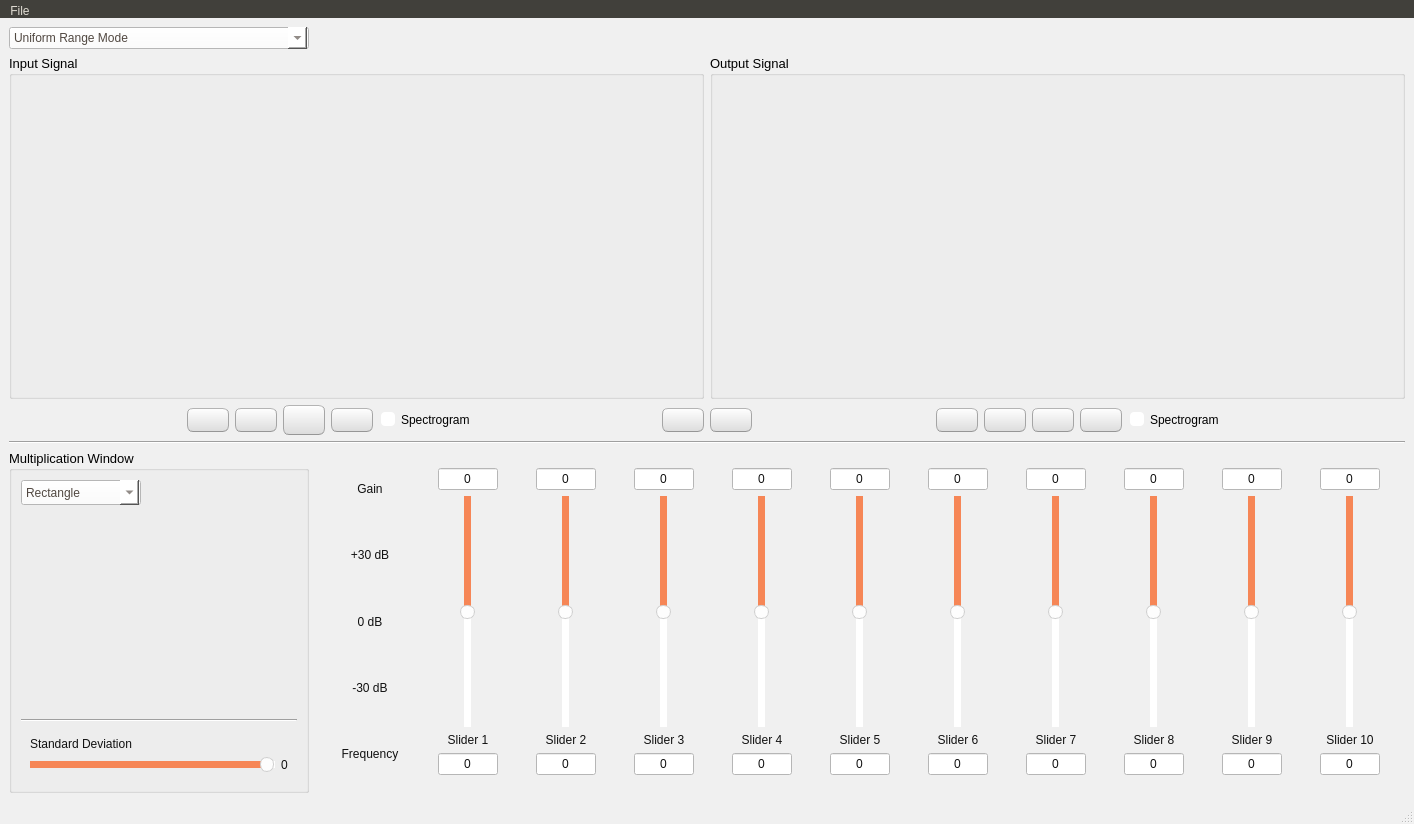
Qt form gui.ui (Arsany07/DSP-Task3) before a commit.
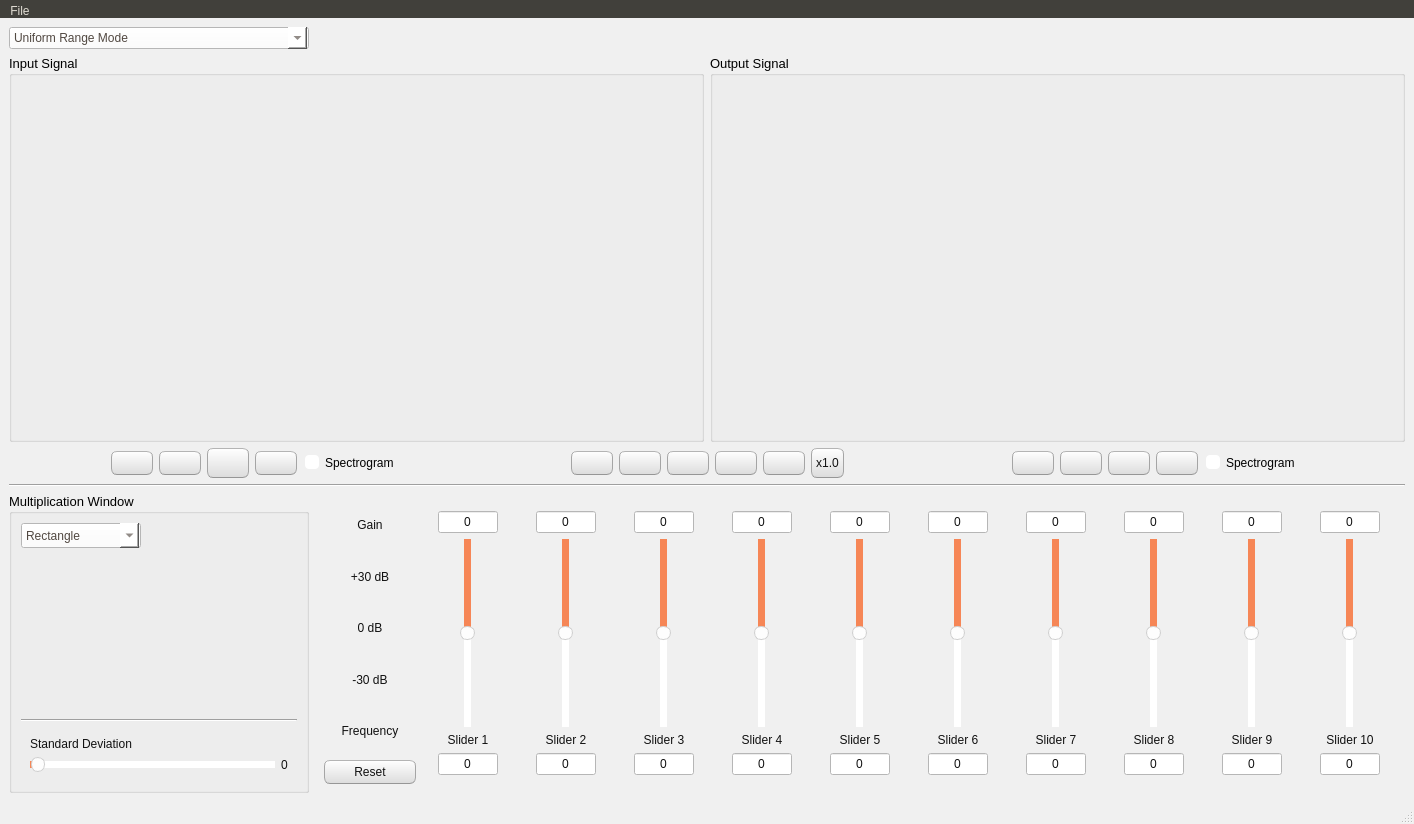
The same form after that commit. Icons and pictures are not drawn. Custom widgets are drawn as their Qt base class.

```diff
--- a/gui.ui
+++ b/gui.ui
@@ -683,6 +683,53 @@
           </property>
          </widget>
         </item>
+        <item>
+         <widget class="QPushButton" name="btn_play_linked">
+          <property name="text">
+           <string/>
+          </property>
+          <property name="icon">
+           <iconset>
+            <normaloff>icons/play.png</normaloff>
+            <normalon>icons/pause.png</normalon>icons/play.png</iconset>
+          </property>
+         </widget>
+        </item>
+        <item>
+         <widget class="QPushButton" name="btn_pan_left_linked">
+          <property name="text">
+           <string/>
+          </property>
+          <property name="icon">
+           <iconset>
+            <normaloff>icons/left_arrow.png</normaloff>icons/left_arrow.png</iconset>
+          </property>
+         </widget>
+        </item>
+        <item>
+         <widget class="QPushButton" name="btn_pan_right_linked">
+          <property name="text">
+           <string/>
+          </property>
+          <property name="icon">
+           <iconset>
+            <normaloff>icons/right_arrow.png</normaloff>icons/right_arrow.png</iconset>
+          </property>
+         </widget>
+        </item>
+        <item>
+         <widget class="QPushButton" name="btn_speed">
+          <property name="minimumSize">
+           <size>
+            <width>30</width>
+            <height>30</height>
+           </size>
+          </property>
+          <property name="text">
+           <string>x1.0</string>
+          </property>
+         </widget>
+        </item>
        </layout>
       </item>
       <item>
@@ -784,10 +831,16 @@
     </item>
     <item row="4" column="0">
      <widget class="QGroupBox" name="grpbx_multWindow">
+      <property name="sizePolicy">
+       <sizepolicy hsizetype="Preferred" vsizetype="Minimum">
+        <horstretch>0</horstretch>
+        <verstretch>0</verstretch>
+       </sizepolicy>
+      </property>
       <property name="maximumSize">
        <size>
         <width>300</width>
-        <height>16777215</height>
+        <height>300</height>
        </size>
       </property>
       <property name="font">
@@ -819,17 +872,20 @@
           <item row="2" column="0">
            <widget class="QSlider" name="slider_amplitude_2">
             <property name="minimum">
-             <number>1</number>
+             <number>0</number>
             </property>
             <property name="maximum">
              <number>100</number>
             </property>
             <property name="value">
-             <number>100</number>
+             <number>0</number>
             </property>
             <property name="orientation">
              <enum>Qt::Horizontal</enum>
             </property>
+            <property name="invertedAppearance">
+             <bool>false</bool>
+            </property>
            </widget>
           </item>
          </layout>
@@ -929,7 +985,7 @@
       <property name="maximumSize">
        <size>
         <width>16777215</width>
-        <height>16777215</height>
+        <height>300</height>
        </size>
       </property>
       <layout class="QGridLayout" name="gridLayout_2">
@@ -1015,6 +1071,13 @@
            </property>
           </widget>
          </item>
+         <item>
+          <widget class="QPushButton" name="btn_reset_sliders">
+           <property name="text">
+            <string>Reset</string>
+           </property>
+          </widget>
+         </item>
         </layout>
        </item>
        <item row="0" column="1">
```
